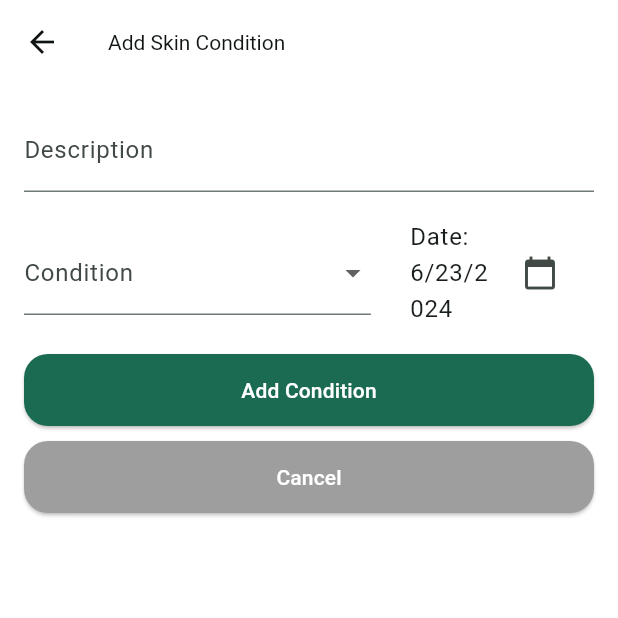
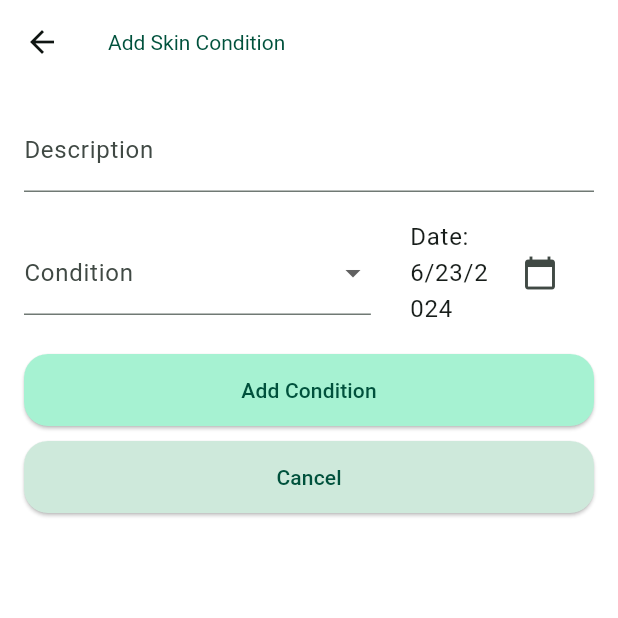
Before and after one commit to gebienha/SoftwareStudioFinal, a Flutter app: the AddTracker screen opened directly, on a phone screen of 412 x 824 dp, the top half of it. Run offline on Flutter 3.47's test engine with Material 3 defaults, Android fonts, the phone set to English and light mode, and no system bars; our stand-ins replace cloud_firestore, firebase_auth, firebase_core, flutter_svg, get, go_router and 3 more; accounts and stored records are empty.

Commit message:
small changes
kalo di home, bakal tulisannya "hello, {nama}!"
skin tracker UI updated

```diff
--- a/lib/screens/skintracker/add_tracker.dart
+++ b/lib/screens/skintracker/add_tracker.dart
@@ -50,7 +50,7 @@ class _AddTrackerState extends State<AddTracker> {
   Widget build(BuildContext context) {
     return Scaffold(
       appBar: AppBar(
-        title: Text('Add Skin Condition'),
+        title: Text('Add Skin Condition', style: TextStyle(color: Theme.of(context).colorScheme.onPrimaryContainer)),
       ),
       body: SingleChildScrollView(
         padding: const EdgeInsets.all(16.0),
@@ -114,17 +114,20 @@ class _AddTrackerState extends State<AddTracker> {
               SizedBox(height: 10),
               ElevatedButton(
                 onPressed: _submitData,
-                child: Text('Add Condition'),
-              ),
+                style: ButtonStyle(backgroundColor: MaterialStateProperty.all<Color>(Theme.of(context).colorScheme.primaryContainer)),
+                child: Text('Add Condition',
+                  style: TextStyle(color: Theme.of(context).colorScheme.onPrimaryContainer)),
+                ),
               SizedBox(height: 10),
               ElevatedButton(
                 onPressed: () {
                   Navigator.of(context).pop();
                 },
                 style: ButtonStyle(
-                  backgroundColor: MaterialStateProperty.all<Color>(Colors.grey),
+                  backgroundColor: MaterialStateProperty.all<Color>(Theme.of(context).colorScheme.secondaryContainer),
                 ),
-                child: Text('Cancel'),
+                child: Text('Cancel',
+                  style: TextStyle(color: Theme.of(context).colorScheme.onPrimaryContainer)),
               ),
             ],
           ),
```
Also changed, not shown: lib/screens/home/components/discount_banner.dart (+54 -13 lines), lib/screens/home/components/skincare_routine.dart (+4 -3 lines), 1 other file.
